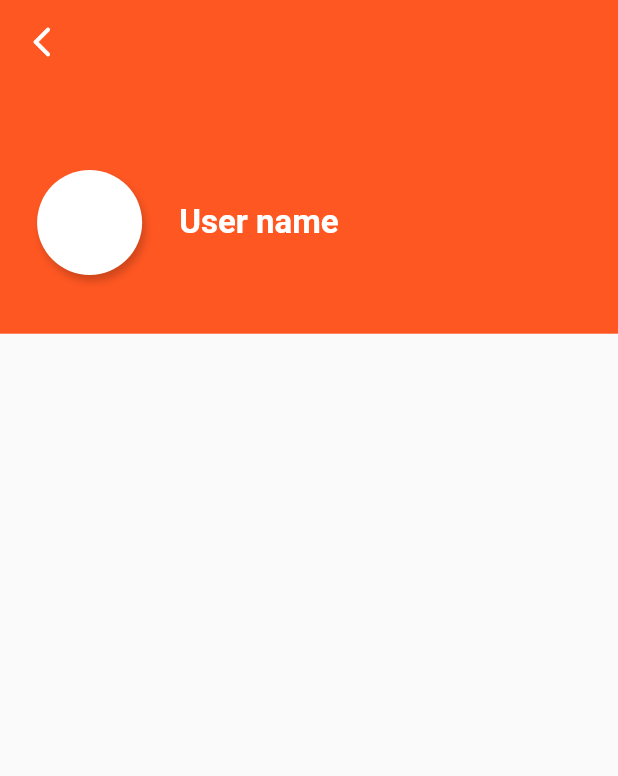
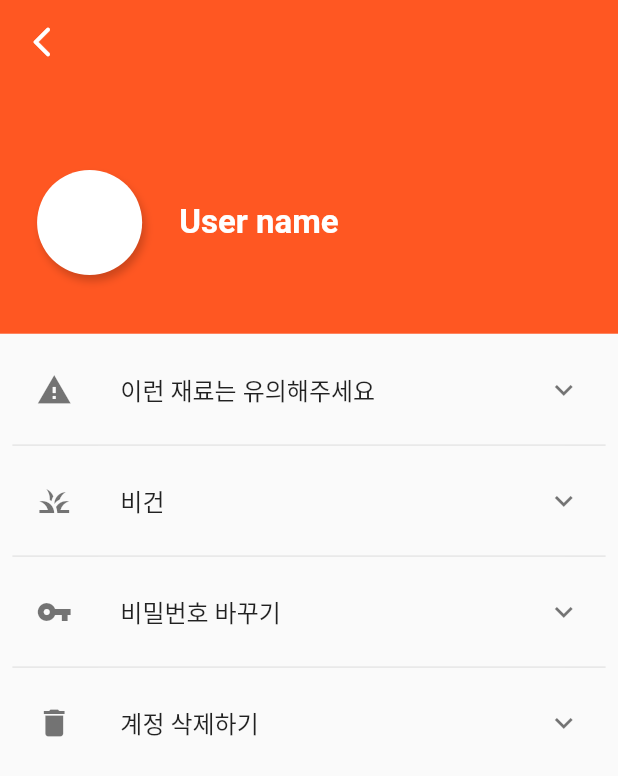
Before and after one commit to sg-yorizori/yorizori_app, a Flutter app: the UserDetail screen opened directly, on a phone screen of 412 x 824 dp. Shown: the top 776 px of the screen. Run offline on Flutter 3.47's test engine with Material 2 defaults, Android fonts, the phone set to English and light mode, and no system bars; our stand-ins replace image_picker; network calls fail; Roboto replaces fonts that are missing (Pretendard).

Commit message:
update user detail setting page

```diff
--- a/lib/User/user_detail.dart
+++ b/lib/User/user_detail.dart
@@ -22,7 +22,8 @@ class UserDetail extends StatelessWidget {
           elevation: 0.0,
         ),
         extendBodyBehindAppBar: true,
-        body: Column(
+        body: SingleChildScrollView(
+          child: Column(
             children: [
               SizedBox(
                 height: height * 0.27,
@@ -31,12 +32,96 @@ class UserDetail extends StatelessWidget {
                   child: Column(
                     mainAxisAlignment: MainAxisAlignment.end,
                     children: [
-                    SizedBox(height: height * 0.18, child: profileRow(context)),
+                      SizedBox(
+                          height: height * 0.18, child: profileRow(context)),
                     ],
                   ),
                 ),
+              ),
+              Container(
+                height: height * 0.01,
+              ),
+              Padding(
+                padding: EdgeInsets.symmetric(horizontal: width * 0.02),
+                child: Column(
+                  children: [
+                    ExpansionTile(
+                      leading: Icon(Icons.warning),
+                      title: Text('이런 재료는 유의해주세요'),
+                      backgroundColor: Colors.white,
+                      children: [Divider(), Text('TODO LIST FOODS')],
+                    ),
+                    Divider(),
+                    ExpansionTile(
+                      leading: Icon(Icons.grass),
+                      title: Text('비건'),
+                      backgroundColor: Colors.white,
+                      children: [
+                        Container(
+                            padding: EdgeInsets.only(left: width * 0.03),
+                            alignment: Alignment.centerLeft,
+                            height: height * 0.03,
+                            child: Text(
+                              '어떤 음식까지 허용하시나요?',
+                              style: TextStyle(fontSize: width * 0.028),
+                            )),
+                        Text('TODO PUT Slider')
+                      ],
+                    ),
+                    Divider(),
+                    ExpansionTile(
+                      backgroundColor: Colors.white,
+                      leading: Icon(Icons.vpn_key),
+                      title: Text('비밀번호 바꾸기'),
+                      children: [
+                        Row(
+                          children: [
+                            Flexible(
+                              child: TextField(
+                                obscureText: true,
+                                decoration:
+                                    InputDecoration(labelText: '기존 비밀번호'),
+                              ),
+                            ),
+                            IconButton(
+                                color: Theme.of(context).primaryColor,
+                                onPressed: () => {},
+                                icon: Icon(Icons.check))
+                          ],
+                        ),
+                      ],
+                    ),
+                    Divider(),
+                    ExpansionTile(
+                      leading: Icon(Icons.delete),
+                      title: Text('계정 삭제하기'),
+                      children: [
+                        Container(
+                            padding: EdgeInsets.all(height * 0.01),
+                            child: Text('계정을 삭제하시겠습니까?')),
+                        Padding(
+                          padding: EdgeInsets.all(height * 0.01),
+                          child: Row(
+                            mainAxisAlignment: MainAxisAlignment.spaceEvenly,
+                            children: [
+                              ElevatedButton(
+                                onPressed: () => {},
+                                child: Text('앗 실수에요'),
+                              ),
+                              ElevatedButton(
+                                onPressed: () => {},
+                                child: Text('고마웠어, 안녕'),
                               )
                             ],
+                          ),
+                        )
+                      ],
+                    )
+                  ],
+                ),
+              )
+            ],
+          ),
         ));
   }
 }
```
Lines whose indentation alone changed are shown as unchanged.
